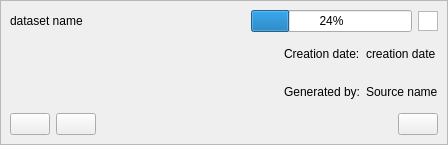
First picture: the form in LDMP/gui/WidgetDatasetItem.ui, repository ConservationInternational/trends.earth, before the edit.
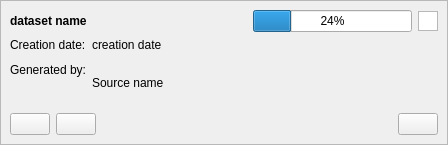
Second picture: the form after the edit. Icons and pictures are not drawn.

Commit message:
Tweak initial datasets tab area
- Made scrolling smoother
- Fixed dataset item delegate not being editable
- Add wrapping around text for `dataset name` and `created by` fields
- Dataset name is now rendered as bold text
- Added stubs for load, details and delete buttons

What changed in the file:
```diff
--- a/LDMP/gui/WidgetDatasetItem.ui
+++ b/LDMP/gui/WidgetDatasetItem.ui
@@ -48,9 +48,18 @@
        <layout class="QHBoxLayout" name="horizontalLayout_2">
         <item>
          <widget class="QLabel" name="labelDatasetName">
+          <property name="font">
+           <font>
+            <weight>75</weight>
+            <bold>true</bold>
+           </font>
+          </property>
           <property name="text">
            <string>dataset name</string>
           </property>
+          <property name="wordWrap">
+           <bool>true</bool>
+          </property>
          </widget>
         </item>
         <item>
@@ -86,61 +95,44 @@
        </layout>
       </item>
       <item>
-       <layout class="QGridLayout" name="gridLayout" columnstretch="0,0,0">
-        <item row="1" column="1">
-         <widget class="QLabel" name="label_5">
-          <property name="text">
-           <string>Generated by:</string>
-          </property>
-         </widget>
-        </item>
-        <item row="0" column="2">
-         <widget class="QLabel" name="labelCreationDate">
-          <property name="text">
-           <string>creation date</string>
-          </property>
-         </widget>
-        </item>
+       <layout class="QFormLayout" name="formLayout">
         <item row="0" column="0">
-         <spacer name="horizontalSpacer_3">
-          <property name="orientation">
-           <enum>Qt::Horizontal</enum>
-          </property>
-          <property name="sizeHint" stdset="0">
-           <size>
-            <width>40</width>
-            <height>20</height>
-           </size>
-          </property>
-         </spacer>
-        </item>
-        <item row="0" column="1">
          <widget class="QLabel" name="label_3">
           <property name="text">
            <string>Creation date:</string>
           </property>
          </widget>
         </item>
-        <item row="1" column="2">
+        <item row="0" column="1">
+         <widget class="QLabel" name="labelCreationDate">
+          <property name="text">
+           <string>creation date</string>
+          </property>
+         </widget>
+        </item>
+        <item row="1" column="0">
+         <widget class="QLabel" name="label_5">
+          <property name="text">
+           <string>Generated by:</string>
+          </property>
+         </widget>
+        </item>
+        <item row="1" column="1">
          <widget class="QLabel" name="labelSourceName">
+          <property name="sizePolicy">
+           <sizepolicy hsizetype="Preferred" vsizetype="Expanding">
+            <horstretch>0</horstretch>
+            <verstretch>0</verstretch>
+           </sizepolicy>
+          </property>
           <property name="text">
            <string>Source name</string>
           </property>
+          <property name="wordWrap">
+           <bool>true</bool>
+          </property>
          </widget>
         </item>
-        <item row="1" column="0">
-         <spacer name="horizontalSpacer_4">
-          <property name="orientation">
-           <enum>Qt::Horizontal</enum>
-          </property>
-          <property name="sizeHint" stdset="0">
-           <size>
-            <width>40</width>
-            <height>20</height>
-           </size>
-          </property>
-         </spacer>
-        </item>
        </layout>
       </item>
       <item>
```
The commit also changes 5 other files.
